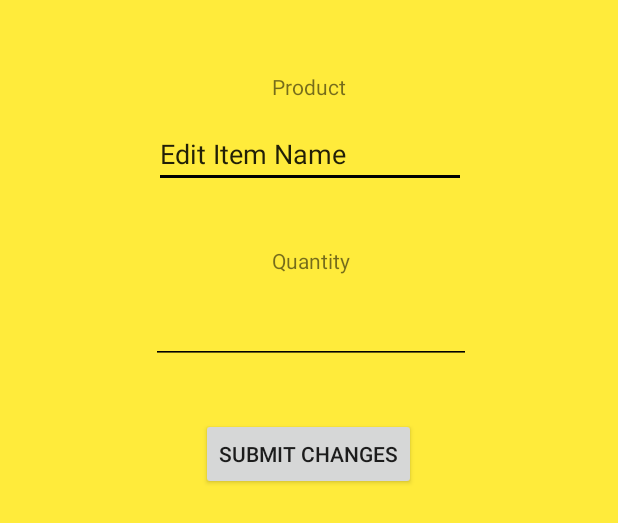
After one commit to wiwichips/ScanX, an Android app: the layout popupwindow.xml on its own in the app's theme, with its tools: preview values and no code run, on a phone screen of 412 x 824 dp. The commit adds this screen. Shown: the top 523 px of the screen. Run offline under Robolectric (Android 15) with nearby library versions, the phone set to English and light mode, and no system bars.

Commit message:
Add popup page for product view

```diff
--- a/client/app/src/main/AndroidManifest.xml
+++ b/client/app/src/main/AndroidManifest.xml
@@ -31,6 +31,7 @@
             </intent-filter>
         </activity>
         <activity android:name="com.dynamsoft.sample.dbrcamerapreview.SettingActivity" />
+        <activity android:name=".PopUp"></activity>
     </application>
 
 </manifest>
--- a/client/app/src/main/java/com/dynamsoft/sample/dbrcamerapreview/MainActivity.java
+++ b/client/app/src/main/java/com/dynamsoft/sample/dbrcamerapreview/MainActivity.java
@@ -174,8 +174,37 @@ public class MainActivity extends AppCompatActivity {
      */
 
     public void onScan(View view) {
-        // This method is the event listneer for the flashlight button
+        // This method is the event listener for the scan button
         System.out.println("Scan - #7 https://gitlab.socs.uoguelph.ca/skaplan/cis3760/-/issues/7");
+
+        /*
+         * TODO: Delete this comment after it is implemented
+         *
+         * This comment describes the code that will be written at a later date. This code will
+         * likely be contained in separate classes, but the general logic flow will be as follows
+         *
+         * Make a request to the backend to see if there is an entry in the db for the barcode
+         *
+         * If there is not an entry:
+         *      prompt the user to enter the name of the product and the quantity to add to the db
+         *
+         * Else, if there is an entry:
+         *      Make a request to the backend to get the info and display it in the page
+         *
+         *      If the user edits the quantity, make a request to the backend that changes the
+         *      quantity
+         */
+
+        // Make a request to the backend to see if there is an entry in the db for the barcode
+        // ... get (user, barcodeId) ...
+
+        // If there is not an entry,
+        // ... if (isExist == false) ...
+        // ... startActivity(new Intent(MainActivity.this, PopUpCreate.class));
+
+        // Else, if there is an entry
+        // ... else ...
+        startActivity(new Intent(MainActivity.this, PopUp.class));
     }
 
     public void onFlash(View view) {
--- /dev/null
+++ b/client/app/src/main/java/com/dynamsoft/sample/dbrcamerapreview/PopUp.java
@@ -0,0 +1,24 @@
+package com.dynamsoft.sample.dbrcamerapreview;
+
+import android.app.Activity;
+import android.os.Bundle;
+import android.util.DisplayMetrics;
+
+public class PopUp extends Activity {
+    @Override
+    protected void onCreate(Bundle savedInstanceState) {
+        super.onCreate(savedInstanceState);
+
+        setContentView(R.layout.popupwindow);
+
+        DisplayMetrics dm = new DisplayMetrics();
+        getWindowManager().getDefaultDisplay().getMetrics(dm);
+
+        int width = dm.widthPixels;
+        int height = dm.heightPixels;
+
+        getWindow().setLayout((int) (width * 0.80), (int) (height *0.40));
+
+
+    }
+}
--- /dev/null
+++ b/client/app/src/main/res/layout/popupwindow.xml
@@ -0,0 +1,78 @@
+<?xml version="1.0" encoding="utf-8"?>
+<android.support.constraint.ConstraintLayout xmlns:android="http://schemas.android.com/apk/res/android"
+    xmlns:app="http://schemas.android.com/apk/res-auto"
+    xmlns:tools="http://schemas.android.com/tools"
+    android:layout_width="match_parent"
+    android:layout_height="match_parent"
+    android:background="#FFFFFF"
+    android:backgroundTint="#FFEB3B">
+
+    <EditText
+        android:id="@+id/editTextTextPersonName"
+        android:layout_width="208dp"
+        android:layout_height="41dp"
+        android:layout_marginTop="84dp"
+        android:autofillHints=""
+        android:backgroundTint="#000000"
+        android:ems="10"
+        android:foregroundTint="#EC0000"
+        android:inputType="textPersonName"
+        android:text="@string/edit_item_name"
+        app:layout_constraintEnd_toEndOf="parent"
+        app:layout_constraintHorizontal_bias="0.502"
+        app:layout_constraintStart_toStartOf="parent"
+        app:layout_constraintTop_toTopOf="parent" />
+
+    <EditText
+        android:id="@+id/editTextNumber"
+        android:layout_width="wrap_content"
+        android:layout_height="wrap_content"
+        android:layout_marginTop="72dp"
+        android:autofillHints=""
+        android:backgroundTint="#000000"
+        android:ems="10"
+        android:foregroundTint="#FF0000"
+        android:inputType="number"
+        app:layout_constraintEnd_toEndOf="parent"
+        app:layout_constraintHorizontal_bias="0.507"
+        app:layout_constraintStart_toStartOf="parent"
+        app:layout_constraintTop_toBottomOf="@+id/editTextTextPersonName" />
+
+    <TextView
+        android:id="@+id/textView"
+        android:layout_width="wrap_content"
+        android:layout_height="wrap_content"
+        android:layout_marginTop="48dp"
+        android:text="@string/product"
+        app:layout_constraintBottom_toTopOf="@+id/editTextTextPersonName"
+        app:layout_constraintEnd_toEndOf="parent"
+        app:layout_constraintStart_toStartOf="parent"
+        app:layout_constraintTop_toTopOf="parent"
+        app:layout_constraintVertical_bias="0.0" />
+
+    <TextView
+        android:id="@+id/textView2"
+        android:layout_width="wrap_content"
+        android:layout_height="wrap_content"
+        android:layout_marginTop="36dp"
+        android:text="@string/quantity"
+        app:layout_constraintBottom_toTopOf="@+id/editTextNumber"
+        app:layout_constraintEnd_toEndOf="parent"
+        app:layout_constraintHorizontal_bias="0.504"
+        app:layout_constraintStart_toStartOf="parent"
+        app:layout_constraintTop_toBottomOf="@+id/editTextTextPersonName"
+        app:layout_constraintVertical_bias="0.176" />
+
+    <Button
+        android:id="@+id/button2"
+        android:layout_width="wrap_content"
+        android:layout_height="wrap_content"
+        android:layout_marginTop="28dp"
+        android:text="@string/submit_changes"
+        app:layout_constraintBottom_toBottomOf="parent"
+        app:layout_constraintEnd_toEndOf="parent"
+        app:layout_constraintHorizontal_bias="0.498"
+        app:layout_constraintStart_toStartOf="parent"
+        app:layout_constraintTop_toBottomOf="@+id/editTextNumber"
+        app:layout_constraintVertical_bias="0.016" />
+</android.support.constraint.ConstraintLayout>
--- a/client/app/src/main/res/values/strings.xml
+++ b/client/app/src/main/res/values/strings.xml
@@ -35,4 +35,8 @@
     <string name="GS1Composite">GS1 Composite Code</string>
     <string name="postalcode">Postal Code</string>
     <string name="dotcode">DotCode</string>
+    <string name="edit_item_name">Edit Item Name</string>
+    <string name="product">Product</string>
+    <string name="quantity">Quantity</string>
+    <string name="submit_changes">Submit Changes</string>
 </resources>
--- a/client/app/src/main/res/values/styles.xml
+++ b/client/app/src/main/res/values/styles.xml
@@ -6,6 +6,8 @@
         <item name="colorPrimary">@color/colorPrimary</item>
         <item name="colorPrimaryDark">@color/colorPrimaryDark</item>
         <item name="colorAccent">@color/colorAccent</item>
+        <item name="android:windowIsTranslucent">true</item>
+        <item name="android:windowCloseOnTouchOutside">true</item>
     </style>
 
     <style name="AppTheme.NoActionBar">
```
